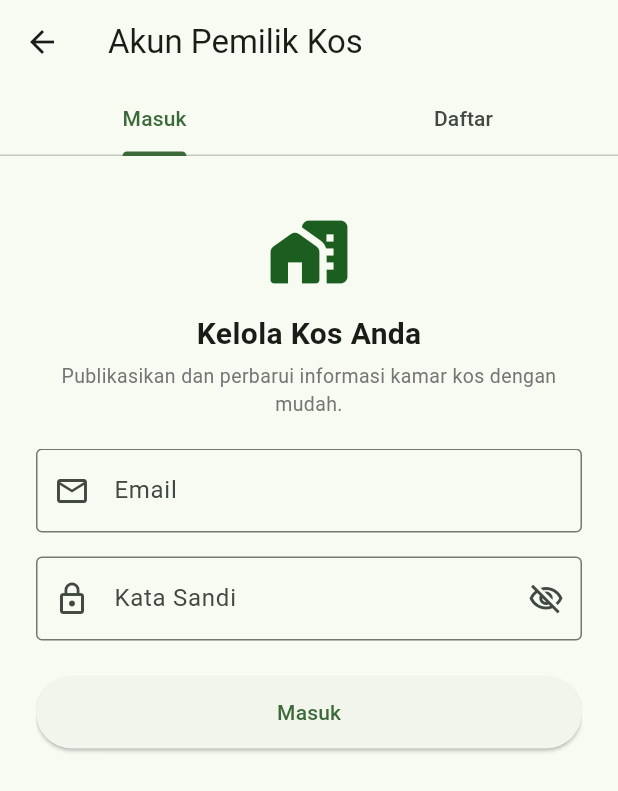
After one commit to summerville-26/Kosfinder, a Flutter app: the _AuthScreenView screen opened directly, on a phone screen of 412 x 824 dp. The commit adds this screen. Shown: the top 791 px of the screen. Run offline on Flutter 3.47's test engine with Material 3 defaults, Android fonts, the phone set to English and light mode, and no system bars; our stand-ins replace supabase_flutter; accounts and stored records are empty.

Commit message:
feat(T08): buat AuthScreen, OwnerDashboardScreen, dan integrasi navigasi akun

```diff
--- /dev/null
+++ b/lib/screens/auth_screen.dart
@@ -0,0 +1,320 @@
+import 'package:flutter/material.dart';
+import 'package:provider/provider.dart';
+import '../providers/auth_provider.dart';
+import '../repositories/auth_repository.dart';
+import 'owner_dashboard_screen.dart';
+
+/// Layar autentikasi (Masuk & Daftar) untuk pemilik kos.
+class AuthScreen extends StatelessWidget {
+  final AuthRepository? repository;
+
+  const AuthScreen({super.key, this.repository});
+
+  @override
+  Widget build(BuildContext context) {
+    try {
+      Provider.of<AuthProvider>(context, listen: false);
+      return const _AuthScreenView();
+    } catch (_) {
+      return ChangeNotifierProvider<AuthProvider>(
+        create: (_) => AuthProvider(repository: repository),
+        child: const _AuthScreenView(),
+      );
+    }
+  }
+}
+
+class _AuthScreenView extends StatefulWidget {
+  const _AuthScreenView();
+
+  @override
+  State<_AuthScreenView> createState() => _AuthScreenViewState();
+}
+
+class _AuthScreenViewState extends State<_AuthScreenView>
+    with SingleTickerProviderStateMixin {
+  late final TabController _tabController;
+  final _loginFormKey = GlobalKey<FormState>();
+  final _registerFormKey = GlobalKey<FormState>();
+
+  final _loginEmailController = TextEditingController();
+  final _loginPasswordController = TextEditingController();
+
+  final _registerEmailController = TextEditingController();
+  final _registerPasswordController = TextEditingController();
+
+  bool _obscureLoginPassword = true;
+  bool _obscureRegisterPassword = true;
+
+  @override
+  void initState() {
+    super.initState();
+    _tabController = TabController(length: 2, vsync: this);
+  }
+
+  @override
+  void dispose() {
+    _tabController.dispose();
+    _loginEmailController.dispose();
+    _loginPasswordController.dispose();
+    _registerEmailController.dispose();
+    _registerPasswordController.dispose();
+    super.dispose();
+  }
+
+  Future<void> _handleLogin() async {
+    if (!_loginFormKey.currentState!.validate()) return;
+
+    final authProvider = context.read<AuthProvider>();
+    final success = await authProvider.signIn(
+      _loginEmailController.text,
+      _loginPasswordController.text,
+    );
+
+    if (success && mounted) {
+      Navigator.pushReplacement(
+        context,
+        MaterialPageRoute(builder: (_) => const OwnerDashboardScreen()),
+      );
+    }
+  }
+
+  Future<void> _handleRegister() async {
+    if (!_registerFormKey.currentState!.validate()) return;
+
+    final authProvider = context.read<AuthProvider>();
+    final success = await authProvider.signUp(
+      _registerEmailController.text,
+      _registerPasswordController.text,
+    );
+
+    if (success && mounted) {
+      Navigator.pushReplacement(
+        context,
+        MaterialPageRoute(builder: (_) => const OwnerDashboardScreen()),
+      );
+    }
+  }
+
+  @override
+  Widget build(BuildContext context) {
+    final authProvider = context.watch<AuthProvider>();
+
+    return Scaffold(
+      appBar: AppBar(
+        title: const Text('Akun Pemilik Kos'),
+        elevation: 0,
+        bottom: TabBar(
+          controller: _tabController,
+          tabs: const [
+            Tab(text: 'Masuk'),
+            Tab(text: 'Daftar'),
+          ],
+        ),
+      ),
+      body: SingleChildScrollView(
+        padding: const EdgeInsets.all(24),
+        child: Column(
+          children: [
+            const SizedBox(height: 12),
+            const Icon(
+              Icons.home_work_rounded,
+              size: 56,
+              color: Color(0xFF1B5E20),
+            ),
+            const SizedBox(height: 12),
+            const Text(
+              'Kelola Kos Anda',
+              style: TextStyle(
+                fontSize: 20,
+                fontWeight: FontWeight.bold,
+              ),
+            ),
+            const SizedBox(height: 4),
+            Text(
+              'Publikasikan dan perbarui informasi kamar kos dengan mudah.',
+              textAlign: TextAlign.center,
+              style: TextStyle(
+                fontSize: 13,
+                color: Colors.grey.shade600,
+              ),
+            ),
+            const SizedBox(height: 20),
+
+            // Pesan Error Jika Ada
+            if (authProvider.isError && authProvider.errorMessage != null)
+              Container(
+                margin: const EdgeInsets.only(bottom: 16),
+                padding: const EdgeInsets.all(12),
+                decoration: BoxDecoration(
+                  color: Colors.red.shade50,
+                  borderRadius: BorderRadius.circular(10),
+                  border: Border.all(color: Colors.red.shade200),
+                ),
+                child: Row(
+                  children: [
+                    Icon(Icons.error_outline, color: Colors.red.shade700, size: 20),
+                    const SizedBox(width: 8),
+                    Expanded(
+                      child: Text(
+                        authProvider.errorMessage!,
+                        style: TextStyle(color: Colors.red.shade800, fontSize: 13),
+                      ),
+                    ),
+                  ],
+                ),
+              ),
+
+            // Tab View Konten (Login / Register)
+            SizedBox(
+              height: 320,
+              child: TabBarView(
+                controller: _tabController,
+                children: [
+                  // Form Masuk
+                  Form(
+                    key: _loginFormKey,
+                    child: Column(
+                      children: [
+                        TextFormField(
+                          controller: _loginEmailController,
+                          keyboardType: TextInputType.emailAddress,
+                          decoration: const InputDecoration(
+                            labelText: 'Email',
+                            prefixIcon: Icon(Icons.email_outlined),
+                            border: OutlineInputBorder(),
+                          ),
+                          validator: (value) {
+                            if (value == null || value.trim().isEmpty) {
+                              return 'Email tidak boleh kosong';
+                            }
+                            return null;
+                          },
+                        ),
+                        const SizedBox(height: 16),
+                        TextFormField(
+                          controller: _loginPasswordController,
+                          obscureText: _obscureLoginPassword,
+                          decoration: InputDecoration(
+                            labelText: 'Kata Sandi',
+                            prefixIcon: const Icon(Icons.lock_outline),
+                            border: const OutlineInputBorder(),
+                            suffixIcon: IconButton(
+                              icon: Icon(
+                                _obscureLoginPassword
+                                    ? Icons.visibility_off_outlined
+                                    : Icons.visibility_outlined,
+                              ),
+                              onPressed: () {
+                                setState(() {
+                                  _obscureLoginPassword = !_obscureLoginPassword;
+                                });
+                              },
+                            ),
+                          ),
+                          validator: (value) {
+                            if (value == null || value.isEmpty) {
+                              return 'Kata sandi tidak boleh kosong';
+                            }
+                            return null;
+                          },
+                        ),
+                        const SizedBox(height: 24),
+                        SizedBox(
+                          width: double.infinity,
+                          height: 48,
+                          child: ElevatedButton(
+                            onPressed: authProvider.isLoading ? null : _handleLogin,
+                            child: authProvider.isLoading
+                                ? const SizedBox(
+                                    width: 24,
+                                    height: 24,
+                                    child: CircularProgressIndicator(strokeWidth: 2),
+                                  )
+                                : const Text('Masuk'),
+                          ),
+                        ),
+                      ],
+                    ),
+                  ),
+
+                  // Form Daftar
+                  Form(
+                    key: _registerFormKey,
+                    child: Column(
+                      children: [
+                        TextFormField(
+                          controller: _registerEmailController,
+                          keyboardType: TextInputType.emailAddress,
+                          decoration: const InputDecoration(
+                            labelText: 'Email Baru',
+                            prefixIcon: Icon(Icons.email_outlined),
+                            border: OutlineInputBorder(),
+                          ),
+                          validator: (value) {
+                            if (value == null || value.trim().isEmpty) {
+                              return 'Email tidak boleh kosong';
+                            }
+                            return null;
+                          },
+                        ),
+                        const SizedBox(height: 16),
+                        TextFormField(
+                          controller: _registerPasswordController,
+                          obscureText: _obscureRegisterPassword,
+                          decoration: InputDecoration(
+                            labelText: 'Kata Sandi Minimal 6 Karakter',
+                            prefixIcon: const Icon(Icons.lock_outline),
+                            border: const OutlineInputBorder(),
+                            suffixIcon: IconButton(
+                              icon: Icon(
+                                _obscureRegisterPassword
+                                    ? Icons.visibility_off_outlined
+                                    : Icons.visibility_outlined,
+                              ),
+                              onPressed: () {
+                                setState(() {
+                                  _obscureRegisterPassword =
+                                      !_obscureRegisterPassword;
+                                });
+                              },
+                            ),
+                          ),
+                          validator: (value) {
+                            if (value == null || value.isEmpty) {
+                              return 'Kata sandi tidak boleh kosong';
+                            }
+                            if (value.length < 6) {
+                              return 'Kata sandi minimal 6 karakter';
+                            }
+                            return null;
+                          },
+                        ),
+                        const SizedBox(height: 24),
+                        SizedBox(
+                          width: double.infinity,
+                          height: 48,
+                          child: ElevatedButton(
+                            onPressed:
+                                authProvider.isLoading ? null : _handleRegister,
+                            child: authProvider.isLoading
+                                ? const SizedBox(
+                                    width: 24,
+                                    height: 24,
+                                    child: CircularProgressIndicator(strokeWidth: 2),
+                                  )
+                                : const Text('Daftar Akun Baru'),
+                          ),
+                        ),
+                      ],
+                    ),
+                  ),
+                ],
+              ),
+            ),
+          ],
+        ),
+      ),
+    );
+  }
+}
```
Also changed, not shown: lib/screens/home_screen.dart (+53 -5 lines), lib/screens/owner_dashboard_screen.dart (added, +203 -0 lines), 4 other files.
